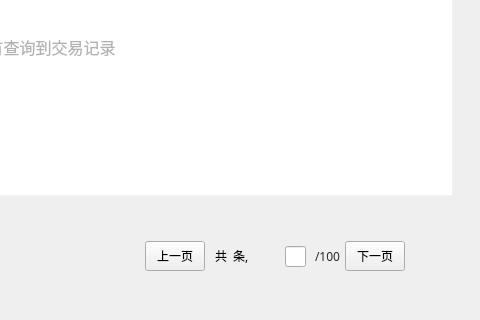
Old version of the form accountpage.ui in the repository cdcchain/cdc-wallet-qt; both pictures show x 377 to 857 and y 209 to 529 of the 857 by 529 pixel window.
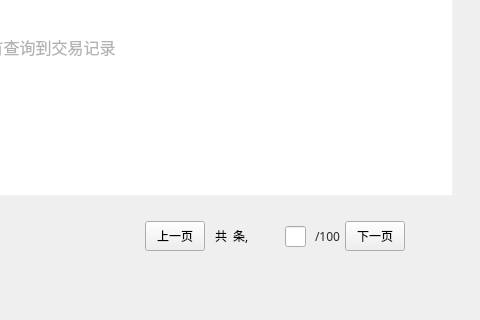
New version of the form.

Commit message: Show refresh button

Patch:
```diff
--- a/accountpage.ui
+++ b/accountpage.ui
@@ -213,7 +213,7 @@
    <property name="geometry">
     <rect>
      <x>722</x>
-     <y>450</y>
+     <y>430</y>
      <width>60</width>
      <height>30</height>
     </rect>
@@ -240,7 +240,7 @@
    <property name="geometry">
     <rect>
      <x>662</x>
-     <y>455</y>
+     <y>435</y>
      <width>21</width>
      <height>21</height>
     </rect>
@@ -253,7 +253,7 @@
    <property name="geometry">
     <rect>
      <x>592</x>
-     <y>450</y>
+     <y>430</y>
      <width>61</width>
      <height>30</height>
     </rect>
@@ -271,7 +271,7 @@
    <property name="geometry">
     <rect>
      <x>692</x>
-     <y>450</y>
+     <y>430</y>
      <width>31</width>
      <height>30</height>
     </rect>
@@ -295,7 +295,7 @@
    <property name="geometry">
     <rect>
      <x>522</x>
-     <y>450</y>
+     <y>430</y>
      <width>60</width>
      <height>30</height>
     </rect>
```
The commit also changes 2 other files.
